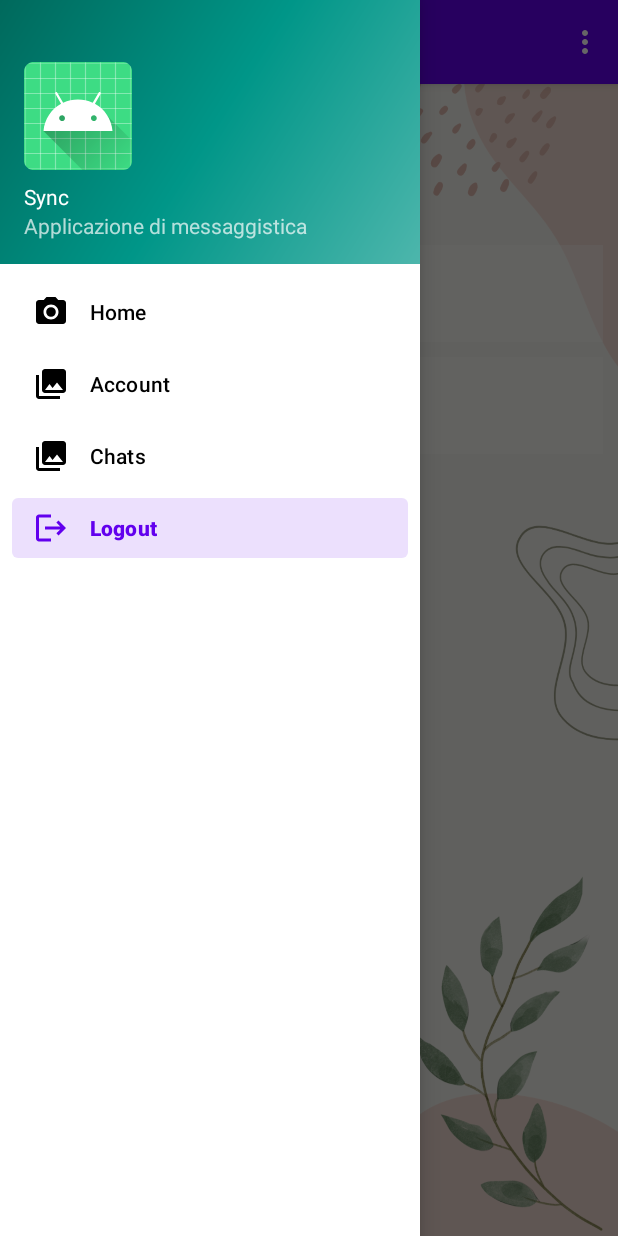
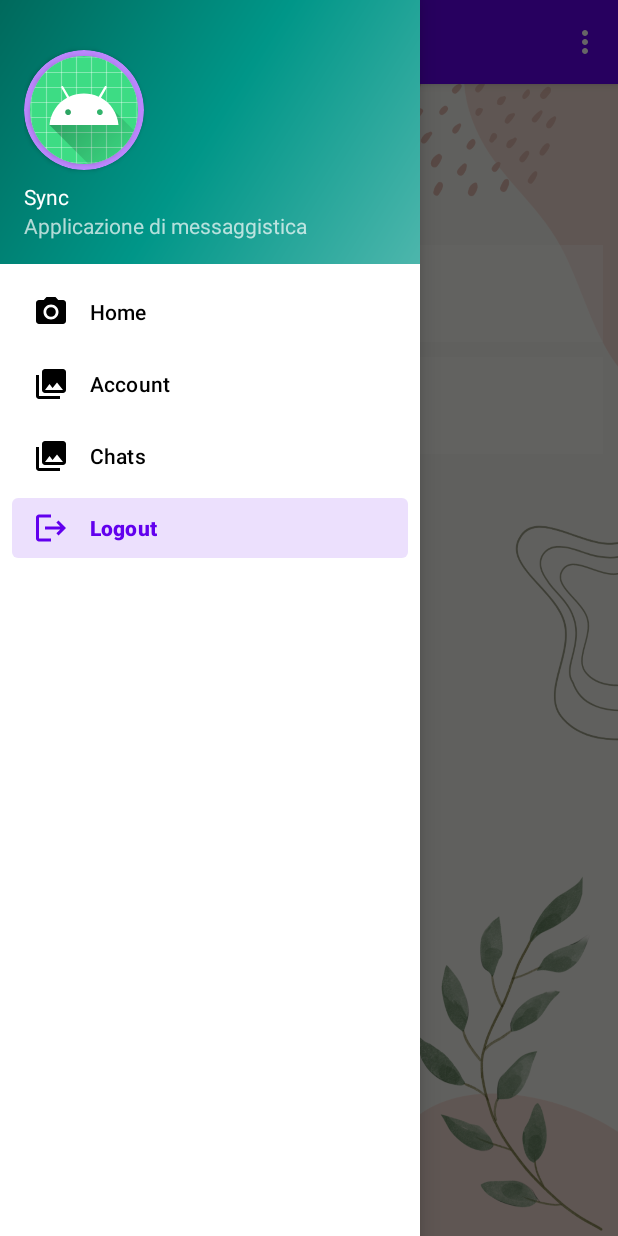
Before and after one commit to tommasomassaza/Sync, an Android app: the screen it shows after launch (MainActivity), with the side drawer open, on a phone screen of 412 x 824 dp. Run offline under Robolectric (Android 15) with nearby library versions, the phone set to English and light mode, and no system bars; our stand-ins replace Firebase (no records; nobody signed in at launch, a user with empty details on screens opened directly), Room's generated code, navigation-ui.

Commit message:
Aggiunta immagine al profilo

```diff
--- a/app/src/main/java/it/ter/sync/view/MainActivity.kt
+++ b/app/src/main/java/it/ter/sync/view/MainActivity.kt
@@ -1,12 +1,8 @@
 package it.ter.sync.view
 
 import android.os.Bundle
-import android.util.Log
 import android.view.Menu
-import android.view.MenuItem
 import android.widget.Toast
-import androidx.activity.viewModels
-import com.google.android.material.snackbar.Snackbar
 import com.google.android.material.navigation.NavigationView
 import androidx.navigation.findNavController
 import androidx.navigation.ui.AppBarConfiguration
@@ -16,14 +12,27 @@ import androidx.navigation.ui.setupWithNavController
 import androidx.drawerlayout.widget.DrawerLayout
 import androidx.appcompat.app.AppCompatActivity
 import androidx.core.view.GravityCompat
-import androidx.fragment.app.Fragment
 import androidx.lifecycle.ViewModelProvider
 import androidx.navigation.NavController
-import androidx.navigation.NavDestination
-import androidx.navigation.ui.NavigationUI
 import it.ter.sync.R
 import it.ter.sync.databinding.ActivityMainBinding
 import it.ter.sync.viewmodel.UserViewModel
+
+import android.Manifest
+import android.content.Intent
+import android.content.pm.PackageManager
+import android.graphics.Bitmap
+
+import android.provider.MediaStore
+import android.util.Log
+import android.view.View
+import android.widget.ImageButton
+import android.widget.ImageView
+import androidx.activity.result.ActivityResultLauncher
+import androidx.activity.result.contract.ActivityResultContracts
+import androidx.cardview.widget.CardView
+import androidx.core.app.ActivityCompat
+import androidx.core.content.ContextCompat
 
 class MainActivity : AppCompatActivity() {
     private val TAG: String = javaClass.simpleName
@@ -33,11 +42,29 @@ class MainActivity : AppCompatActivity() {
     private lateinit var navController: NavController
     private lateinit var drawerLayout: DrawerLayout
 
+
+
+
+    private lateinit var imageView: ImageView
+    private lateinit var cardView: CardView
+    private lateinit var imagePickerLauncher: ActivityResultLauncher<String>
+
+    private val PERMISSIONS_REQUEST_READ_EXTERNAL_STORAGE = 1
+
+
+    companion object {
+        val IMAGE_REQUEST_CODE = 1_000;
+    }
+
+
+
+
     override fun onCreate(savedInstanceState: Bundle?) {
         super.onCreate(savedInstanceState)
 
         binding = ActivityMainBinding.inflate(layoutInflater)
         setContentView(binding.root)
+
 
         userViewModel = ViewModelProvider(this).get(UserViewModel::class.java)
 
@@ -49,15 +76,57 @@ class MainActivity : AppCompatActivity() {
         navController = findNavController(R.id.nav_host_fragment_content_main)
         // Passing each menu ID as a set of Ids because each
         // menu should be considered as top level destinations.
+
+
+
+        val headerView = navView.getHeaderView(0)
+        imageView = headerView.findViewById(R.id.imageButton)
+        cardView = headerView.findViewById(R.id.cardView)
+
         appBarConfiguration = AppBarConfiguration(
             setOf(
-                R.id.homeFragment, R.id.accountFragment, R.id.chatFragment, R.id.loginFragment
+                R.id.homeFragment, R.id.accountFragment, R.id.loginFragment
             ), drawerLayout
         )
 
         setupActionBarWithNavController(navController, appBarConfiguration)
         navView.setupWithNavController(navController)
+
+        //imageButton = findViewById(R.id.imageButton)
+
+        imagePickerLauncher = registerForActivityResult(ActivityResultContracts.GetContent()) { imageUri ->
+            // Aggiungi il codice per visualizzare l'immagine nell'ImageView
+            imageView.setImageURI(imageUri)
+        }
+
+
+        imageView.setOnClickListener {
+            pickImageFromGallery()
+        }
+
     }
+
+    private fun pickImageFromGallery() {
+        val intent = Intent(Intent.ACTION_PICK, MediaStore.Images.Media.EXTERNAL_CONTENT_URI)
+        startActivityForResult(intent, 101)
+    }
+
+    override fun onActivityResult(requestCode: Int, resultCode: Int, data: Intent?) {
+        super.onActivityResult(requestCode, resultCode, data)
+        if (resultCode == RESULT_OK && requestCode == 101) {
+            val imageUri = data?.data
+            val bitmap = MediaStore.Images.Media.getBitmap(contentResolver, imageUri)
+            imageView.setImageBitmap(bitmap)
+        }
+    }
+
+
+
+
+
+
+
+
 
     override fun onCreateOptionsMenu(menu: Menu): Boolean {
         // Inflate the menu; this adds items to the action bar if it is present.
@@ -70,7 +139,7 @@ class MainActivity : AppCompatActivity() {
 
         // Se mi trovo nel loginFragment non posso accedere al menù
         val currentFragment = navController.currentDestination
-        if(currentFragment?.id == R.id.loginFragment){
+        if (currentFragment?.id == R.id.loginFragment) {
             return false
         }
 
@@ -85,4 +154,5 @@ class MainActivity : AppCompatActivity() {
             super.onBackPressed()
         }
     }
+
 }
--- /dev/null
+++ b/app/src/main/res/drawable/circle_button_background.xml
@@ -0,0 +1,8 @@
+<?xml version="1.0" encoding="utf-8"?>
+<selector xmlns:android="http://schemas.android.com/apk/res/android">
+    <shape xmlns:android="http://schemas.android.com/apk/res/android">
+        <solid android:color="#FF4081" /> <!-- Colore di sfondo del cerchio -->
+        <corners android:radius="100dp" /> <!-- Raggio del cerchio -->
+        <size android:width="56dp" android:height="56dp" /> <!-- Dimensioni del cerchio -->
+    </shape>
+</selector>
--- a/app/src/main/res/layout/nav_header_main.xml
+++ b/app/src/main/res/layout/nav_header_main.xml
@@ -12,13 +12,33 @@
     android:paddingBottom="@dimen/activity_vertical_margin"
     android:theme="@style/ThemeOverlay.AppCompat.Dark">
 
-    <ImageView
-        android:id="@+id/imageView"
+    <androidx.cardview.widget.CardView
+        android:id="@+id/cardView"
         android:layout_width="wrap_content"
         android:layout_height="wrap_content"
-        android:contentDescription="@string/nav_header_desc"
         android:paddingTop="@dimen/nav_header_vertical_spacing"
-        app:srcCompat="@mipmap/ic_launcher_round" />
+        android:background="@drawable/circle_button_background"
+        app:cardCornerRadius="150dp"
+        android:scaleType="centerInside"
+        app:cardBackgroundColor="@color/purple_200">
+
+        <androidx.cardview.widget.CardView
+            android:layout_width="match_parent"
+            android:layout_height="match_parent"
+            app:cardCornerRadius="150dp"
+            android:layout_margin="4dp">
+
+            <ImageView
+                android:id="@+id/imageButton"
+                android:layout_width="match_parent"
+                android:layout_height="match_parent"
+                android:src="@mipmap/ic_launcher"
+                android:scaleType="centerCrop"/>
+    </androidx.cardview.widget.CardView>
+
+    </androidx.cardview.widget.CardView>
+
+
 
     <TextView
         android:layout_width="match_parent"
@@ -32,4 +52,5 @@
         android:layout_width="wrap_content"
         android:layout_height="wrap_content"
         android:text="@string/nav_header_subtitle" />
+
 </LinearLayout>
```
